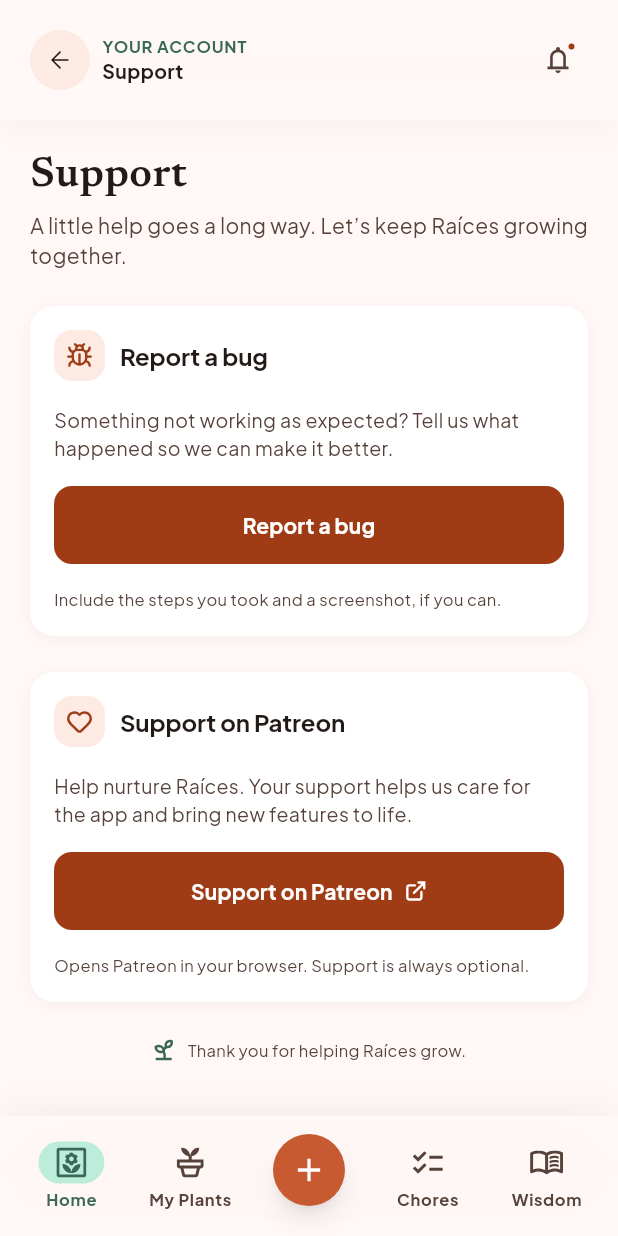
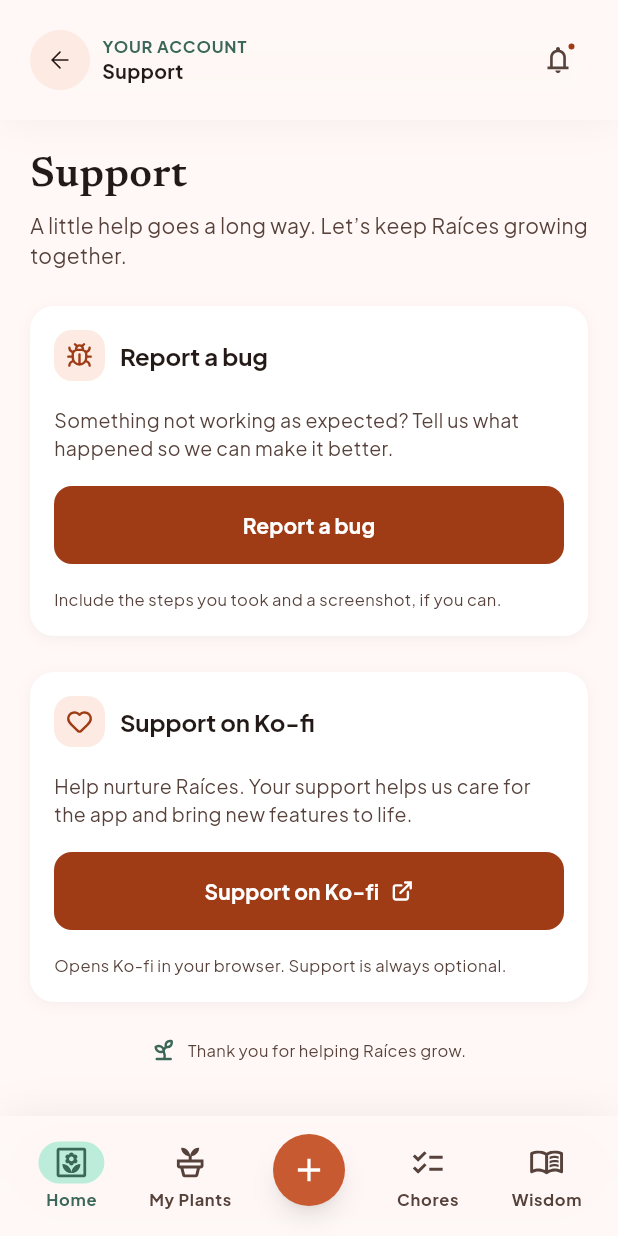
Before and after one commit to nrdmartinezz/raices-care-dev, a Flutter app: the SupportScreen screen opened by its route, on a phone screen of 412 x 824 dp. Run offline on Flutter 3.47's test engine with Material 3 defaults, Android fonts, the phone set to English and light mode, and no system bars; our stand-ins replace cloud_firestore, cloud_functions, connectivity_plus, dio, drift, drift_flutter and 13 more; missing offline and left inert: crop_your_image, dart:js_interop, firebase_app_check; accounts and stored records are empty; generated files the repository leaves out were written again.

Commit message:
Update support options from Patreon to Ko-fi
This commit updates the support screen and related components to replace references to Patreon with Ko-fi. The changes include updated text descriptions, links, and test cases to reflect the new support platform. This enhances the user experience by providing an alternative way for users to support the app.

```diff
--- a/lib/features/profile/presentation/profile_screen.dart
+++ b/lib/features/profile/presentation/profile_screen.dart
@@ -130,7 +130,7 @@ class _ProfileBody extends StatelessWidget {
           const _SupportEntry(),
           const SizedBox(height: 10),
           Text(
-            'Opens a separate support screen with bug reporting and Patreon '
+            'Opens a separate support screen with bug reporting and Ko-fi '
             'support options.',
             style: AppText.caption.copyWith(color: AppColors.body),
           ),
@@ -470,7 +470,7 @@ class _SupportEntry extends StatelessWidget {
                     ),
                     const SizedBox(height: 4),
                     Text(
-                      'Report a bug or support the app on Patreon',
+                      'Report a bug or support the app on Ko-fi',
                       style: AppText.body.copyWith(color: AppColors.body),
                     ),
                   ],
--- a/lib/features/profile/presentation/support_links.dart
+++ b/lib/features/profile/presentation/support_links.dart
@@ -3,6 +3,5 @@ abstract final class SupportLinks {
   static const githubIssues =
       'https://github.com/nrdmartinezz/raices-care-dev/issues';
 
-  /// Replace with the live Patreon page before release.
-  static const patreon = 'https://www.patreon.com/REPLACE_ME';
+  static const kofi = 'https://ko-fi.com/raices';
 }
--- a/lib/features/profile/presentation/support_screen.dart
+++ b/lib/features/profile/presentation/support_screen.dart
@@ -8,7 +8,7 @@ import '../../../app/theme.dart';
 import 'account_widgets.dart';
 import 'support_links.dart';
 
-/// Bug reports and optional Patreon support, opened from the profile.
+/// Bug reports and optional Ko-fi support, opened from the profile.
 class SupportScreen extends StatefulWidget {
   const SupportScreen({super.key});
 
@@ -64,14 +64,14 @@ class _SupportScreenState extends State<SupportScreen> {
             const SizedBox(height: AppSizes.sectionGap),
             _SupportCard(
               icon: AppIcons.supportHeart,
-              title: 'Support on Patreon',
+              title: 'Support on Ko-fi',
               body: 'Help nurture Raíces. Your support helps us care for the app and bring new features to life.',
-              actionLabel: 'Support on Patreon',
+              actionLabel: 'Support on Ko-fi',
               actionIcon: AppIcons.supportExternal,
               footnote:
-                  'Opens Patreon in your browser. Support is always optional.',
-              failed: _failedUrl == SupportLinks.patreon,
-              onPressed: () => _open(SupportLinks.patreon),
+                  'Opens Ko-fi in your browser. Support is always optional.',
+              failed: _failedUrl == SupportLinks.kofi,
+              onPressed: () => _open(SupportLinks.kofi),
             ),
             const SizedBox(height: AppSizes.sectionGap),
             const _Appreciation(),
```
Also changed, not shown: 1 other file.
